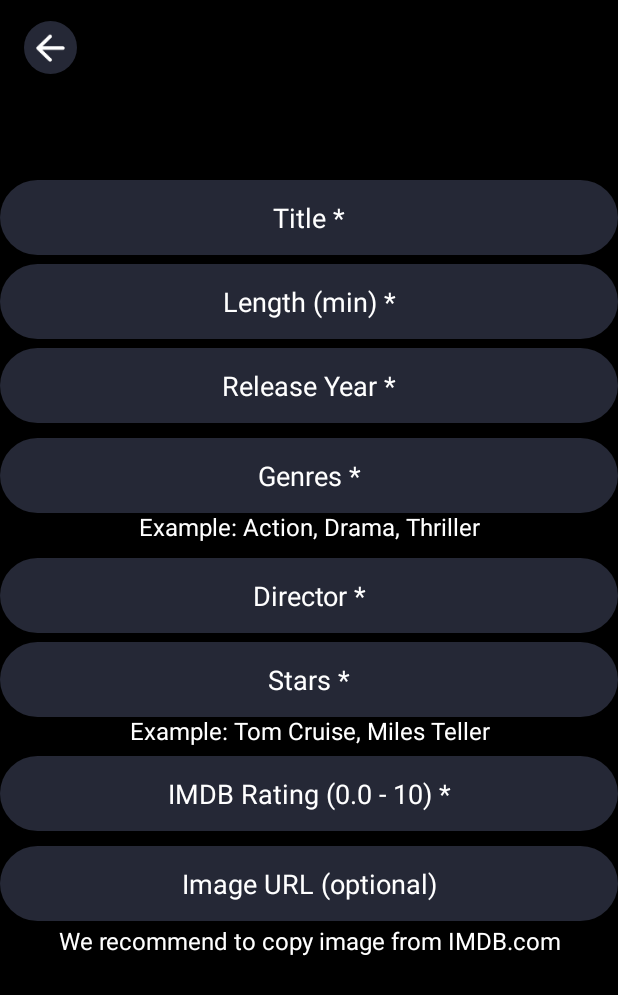
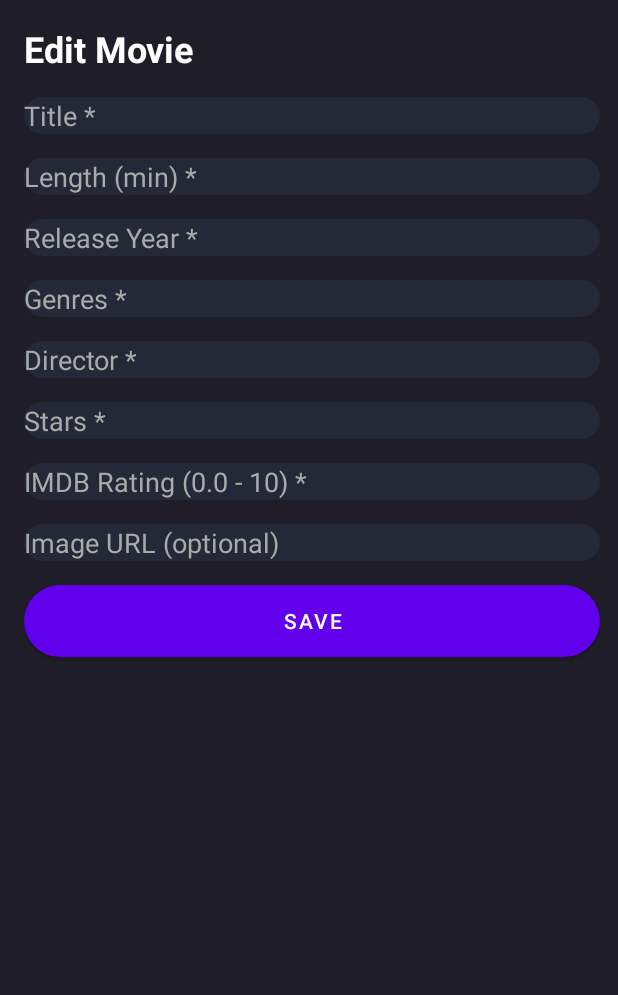
Before and after one commit to AaroInginmaa/Elokuvatietokanta, an Android app: the fragment EditMovieFragment shown on its own in the app's theme, on a phone screen of 412 x 824 dp. Shown: the top 995 px of the screen. Run offline under Robolectric (Android 15) with nearby library versions, the phone set to English and light mode, and no system bars.

Commit message:
Vitun aava oikeesti

```diff
--- a/app/src/main/java/com/example/emdb/activities/MainActivity.java
+++ b/app/src/main/java/com/example/emdb/activities/MainActivity.java
@@ -18,11 +18,11 @@ import com.example.emdb.classes.Database;
 import com.example.emdb.fragments.AddMovieFragment;
 import com.example.emdb.fragments.HomeFragment;
 import com.example.emdb.fragments.LogInFragment;
-import com.example.emdb.fragments.MoviesByGenreFragment;
 import com.example.emdb.fragments.ProfileFragment;
 import com.example.emdb.fragments.RecoverPasswordFragment;
 import com.example.emdb.fragments.SearchFragment;
 import com.example.emdb.fragments.SignUpFragment;
+import com.example.emdb.fragments.EditMovieFragment;
 import com.example.emdb.interfaces.OnButtonClickListener;
 import com.google.android.material.bottomnavigation.BottomNavigationView;
 
@@ -36,6 +36,7 @@ public class MainActivity extends AppCompatActivity implements OnButtonClickList
     private final ProfileFragment profileFragment = new ProfileFragment();
     private final LogInFragment logInFragment = new LogInFragment();
     private final SignUpFragment signUpFragment = new SignUpFragment();
+    private final EditMovieFragment editMovieFragment = new EditMovieFragment();
     private final RecoverPasswordFragment recoverPasswordFragment = new RecoverPasswordFragment();
 
     private final Client client = Client.getInstance();
@@ -137,6 +138,11 @@ public class MainActivity extends AppCompatActivity implements OnButtonClickList
     }
 
     @Override
+    public void onSaveClicked() {
+        getSupportFragmentManager().beginTransaction().replace(R.id.container, editMovieFragment).commit();
+    }
+
+    @Override
     public void onRefresh() {
         new Handler(Looper.getMainLooper()).post(() -> {
             if (database.checkConnection()) {
--- a/app/src/main/java/com/example/emdb/fragments/AddMovieFragment.java
+++ b/app/src/main/java/com/example/emdb/fragments/AddMovieFragment.java
@@ -45,8 +45,8 @@ public class AddMovieFragment extends Fragment {
         starsInput = view.findViewById(R.id.movieStarsInput);
         ratingInput = view.findViewById(R.id.movieRatingInput);
         imageUrlInput = view.findViewById(R.id.movieImageInput);
-        AppCompatButton editButton = view.findViewById(R.id.editButton);
-        editButton.setOnClickListener(v -> onSubmitButton());
+        AppCompatButton submitButton = view.findViewById(R.id.submitButton);
+        submitButton.setOnClickListener(v -> onSubmitButton());
     }
 
     private void onSubmitButton() {
--- a/app/src/main/java/com/example/emdb/fragments/EditMovieFragment.java
+++ b/app/src/main/java/com/example/emdb/fragments/EditMovieFragment.java
@@ -56,8 +56,8 @@ public class EditMovieFragment extends Fragment {
         starsInput = view.findViewById(R.id.movieStarsInput);
         ratingInput = view.findViewById(R.id.movieRatingInput);
         imageUrlInput = view.findViewById(R.id.movieImageInput);
-        AppCompatButton editButton = view.findViewById(R.id.editButton);
-        editButton.setOnClickListener(v -> onEditButton());
+        AppCompatButton saveButton = view.findViewById(R.id.saveButton);
+        saveButton.setOnClickListener(v -> onSaveButton());
     }
 
     private void populateFields(Movie movie) {
@@ -71,7 +71,7 @@ public class EditMovieFragment extends Fragment {
         imageUrlInput.setText(movie.getImage());
     }
 
-    private void onEditButton() {
+    private void onSaveButton() {
         String title = titleInput.getText().toString();
         String lengthText = lengthInput.getText().toString();
         String year = yearInput.getText().toString();
--- a/app/src/main/java/com/example/emdb/fragments/MovieDetailFragment.java
+++ b/app/src/main/java/com/example/emdb/fragments/MovieDetailFragment.java
@@ -106,7 +106,7 @@ public class MovieDetailFragment extends Fragment {
 
         FragmentManager fragmentManager = getActivity().getSupportFragmentManager();
         FragmentTransaction fragmentTransaction = fragmentManager.beginTransaction();
-        fragmentTransaction.replace(R.id.fragment_container, editMovieFragment);
+        fragmentTransaction.replace(R.id.container, editMovieFragment);
         fragmentTransaction.addToBackStack(null);
         fragmentTransaction.commit();
     }
--- a/app/src/main/java/com/example/emdb/interfaces/OnButtonClickListener.java
+++ b/app/src/main/java/com/example/emdb/interfaces/OnButtonClickListener.java
@@ -5,4 +5,5 @@ public interface OnButtonClickListener {
     void onSignUpClicked();
     void onRecoverPasswordClicked();
     void onHomeClicked();
+    void onSaveClicked();
 }
--- a/app/src/main/res/layout/fragment_edit_movie.xml
+++ b/app/src/main/res/layout/fragment_edit_movie.xml
@@ -2,172 +2,122 @@
 <androidx.constraintlayout.widget.ConstraintLayout xmlns:android="http://schemas.android.com/apk/res/android"
     xmlns:app="http://schemas.android.com/apk/res-auto"
     xmlns:tools="http://schemas.android.com/tools"
+    android:id="@+id/main"
     android:layout_width="match_parent"
     android:layout_height="match_parent"
-    android:background="@color/black">
+    android:background="@color/main_color">
 
+    <ScrollView
+        android:layout_width="416dp"
+        android:layout_height="890dp"
+        android:padding="16dp"
+        tools:layout_editor_absoluteX="-5dp">
 
-    <ImageView
-        android:id="@+id/backImage"
-        android:layout_width="35dp"
-        android:layout_height="35dp"
-        android:layout_marginStart="16dp"
-        android:background="@drawable/oval_button_background"
-        android:padding="8dp"
-        android:src="@drawable/back"
-        app:layout_constraintBottom_toBottomOf="parent"
-        app:layout_constraintStart_toStartOf="parent"
-        app:layout_constraintTop_toTopOf="parent"
-        app:layout_constraintVertical_bias="0.018" />
+        <LinearLayout
+            android:layout_width="match_parent"
+            android:layout_height="wrap_content"
+            android:orientation="vertical">
 
-    <EditText
-        android:id="@+id/movieRatingInput"
-        android:layout_width="match_parent"
-        android:layout_height="50dp"
-        android:layout_marginTop="504dp"
-        android:background="@drawable/edittext_background"
-        android:ems="10"
-        android:hint="IMDB Rating (0.0 - 10) *"
-        android:textAlignment="center"
-        android:textColor="@color/white"
-        android:textColorHint="@color/white"
-        app:layout_constraintTop_toTopOf="parent"
-        tools:layout_editor_absoluteX="-16dp" />
+            <TextView
+                android:id="@+id/textViewTitle"
+                android:layout_width="match_parent"
+                android:layout_height="wrap_content"
+                android:layout_marginBottom="16dp"
+                android:text="Edit Movie"
+                android:textColor="@android:color/white"
+                android:textSize="24sp"
+                android:textStyle="bold" />
 
-    <EditText
-        android:id="@+id/movieNameInput"
-        android:layout_width="match_parent"
-        android:layout_height="50dp"
-        android:layout_marginTop="120dp"
-        android:background="@drawable/edittext_background"
-        android:ems="10"
-        android:hint="Title *"
-        android:inputType="text"
-        android:textAlignment="center"
-        android:textColor="@color/white"
-        android:textColorHint="@color/white"
-        app:layout_constraintTop_toTopOf="parent"
-        tools:layout_editor_absoluteX="-16dp" />
+            <EditText
+                android:id="@+id/movieNameInput"
+                android:layout_width="match_parent"
+                android:layout_height="wrap_content"
+                android:layout_marginBottom="16dp"
+                android:background="@drawable/edittext_background"
+                android:hint="Title *"
+                android:textColor="@android:color/white"
+                android:textColorHint="@android:color/darker_gray" />
 
-    <EditText
-        android:id="@+id/movieLengthInput"
-        android:layout_width="match_parent"
-        android:layout_height="50dp"
-        android:layout_marginTop="176dp"
-        android:background="@drawable/edittext_background"
-        android:ems="10"
-        android:hint="Length (min) *"
-        android:textAlignment="center"
-        android:textColor="@color/white"
-        android:textColorHint="@color/white"
-        app:layout_constraintTop_toTopOf="parent"
-        tools:layout_editor_absoluteX="-16dp" />
+            <EditText
+                android:id="@+id/movieLengthInput"
+                android:layout_width="match_parent"
+                android:layout_height="wrap_content"
+                android:layout_marginBottom="16dp"
+                android:background="@drawable/edittext_background"
+                android:hint="Length (min) *"
+                android:textColor="@android:color/white"
+                android:textColorHint="@android:color/darker_gray" />
 
-    <EditText
-        android:id="@+id/movieYearInput"
-        android:layout_width="match_parent"
-        android:layout_height="50dp"
-        android:layout_marginTop="232dp"
-        android:background="@drawable/edittext_background"
-        android:ems="10"
-        android:hint="Release Year *"
-        android:textAlignment="center"
-        android:textColor="@color/white"
-        android:textColorHint="@color/white"
-        app:layout_constraintTop_toTopOf="parent"
-        tools:layout_editor_absoluteX="-16dp" />
+            <EditText
+                android:id="@+id/movieYearInput"
+                android:layout_width="match_parent"
+                android:layout_height="wrap_content"
+                android:layout_marginBottom="16dp"
+                android:background="@drawable/edittext_background"
+                android:hint="Release Year *"
+                android:textColor="@android:color/white"
+                android:textColorHint="@android:color/darker_gray" />
 
-    <EditText
-        android:id="@+id/movieGenresInput"
-        android:layout_width="match_parent"
-        android:layout_height="50dp"
-        android:layout_marginTop="292dp"
-        android:background="@drawable/edittext_background"
-        android:ems="10"
-        android:hint="Genres *"
-        android:textAlignment="center"
-        android:textColor="@color/white"
-        android:textColorHint="@color/white"
-        app:layout_constraintTop_toTopOf="parent"
-        tools:layout_editor_absoluteX="-16dp" />
+            <EditText
+                android:id="@+id/movieGenresInput"
+                android:layout_width="match_parent"
+                android:layout_height="wrap_content"
+                android:layout_marginBottom="16dp"
+                android:background="@drawable/edittext_background"
+                android:hint="Genres *"
+                android:textColor="@android:color/white"
+                android:textColorHint="@android:color/darker_gray" />
 
-    <TextView
-        android:id="@+id/textView11"
-        android:layout_width="match_parent"
-        android:layout_height="wrap_content"
-        android:layout_marginTop="340dp"
-        android:text="Example: Action, Drama, Thriller"
-        android:textAlignment="center"
-        android:textColor="@color/white"
-        android:textSize="16sp"
-        app:layout_constraintTop_toTopOf="parent"
-        tools:layout_editor_absoluteX="-16dp" />
+            <EditText
+                android:id="@+id/movieDirectorInput"
+                android:layout_width="match_parent"
+                android:layout_height="wrap_content"
+                android:layout_marginBottom="16dp"
+                android:background="@drawable/edittext_background"
+                android:hint="Director *"
+                android:textColor="@android:color/white"
+                android:textColorHint="@android:color/darker_gray" />
 
-    <EditText
-        android:id="@+id/movieDirectorInput"
-        android:layout_width="match_parent"
-        android:layout_height="50dp"
-        android:layout_marginTop="372dp"
-        android:background="@drawable/edittext_background"
-        android:ems="10"
-        android:hint="Director *"
-        android:textAlignment="center"
-        android:textColor="@color/white"
-        android:textColorHint="@color/white"
-        app:layout_constraintTop_toTopOf="parent"
-        tools:layout_editor_absoluteX="-16dp" />
+            <EditText
+                android:id="@+id/movieStarsInput"
+                android:layout_width="match_parent"
+                android:layout_height="wrap_content"
+                android:layout_marginBottom="16dp"
+                android:background="@drawable/edittext_background"
+                android:hint="Stars *"
+                android:textColor="@android:color/white"
+                android:textColorHint="@android:color/darker_gray" />
 
-    <EditText
-        android:id="@+id/movieStarsInput"
-        android:layout_width="match_parent"
-        android:layout_height="50dp"
-        android:layout_marginTop="428dp"
-        android:background="@drawable/edittext_background"
-        android:ems="10"
-        android:hint="Stars *"
-        android:textAlignment="center"
-        android:textColor="@color/white"
-        android:textColorHint="@color/white"
-        app:layout_constraintTop_toTopOf="parent"
-        tools:layout_editor_absoluteX="-16dp" />
+            <EditText
+                android:id="@+id/movieRatingInput"
+                android:layout_width="match_parent"
+                android:layout_height="wrap_content"
+                android:layout_marginBottom="16dp"
+                android:background="@drawable/edittext_background"
+                android:hint="IMDB Rating (0.0 - 10) *"
+                android:textColor="@android:color/white"
+                android:textColorHint="@android:color/darker_gray" />
 
-    <TextView
-        android:id="@+id/textView14"
-        android:layout_width="match_parent"
-        android:layout_height="wrap_content"
-        android:layout_marginTop="476dp"
-        android:text="Example: Tom Cruise, Miles Teller"
-        android:textAlignment="center"
-        android:textColor="@color/white"
-        android:textSize="16sp"
-        app:layout_constraintTop_toTopOf="parent"
-        tools:layout_editor_absoluteX="-16dp" />
+            <EditText
+                android:id="@+id/movieImageInput"
+                android:layout_width="match_parent"
+                android:layout_height="wrap_content"
+                android:layout_marginBottom="16dp"
+                android:background="@drawable/edittext_background"
+                android:hint="Image URL (optional)"
+                android:textColor="@android:color/white"
+                android:textColorHint="@android:color/darker_gray" />
 
-    <TextView
-        android:id="@+id/textView13"
-        android:layout_width="match_parent"
-        android:layout_height="wrap_content"
-        android:layout_marginTop="616dp"
-        android:text="We recommend to copy image from IMDB.com"
-        android:textAlignment="center"
-        android:textColor="@color/white"
-        android:textSize="16sp"
-        app:layout_constraintTop_toTopOf="parent"
-        tools:layout_editor_absoluteX="-16dp" />
+            <Button
+                android:id="@+id/saveButton"
+                android:layout_width="match_parent"
+                android:layout_height="wrap_content"
+                android:layout_marginBottom="16dp"
+                android:background="@drawable/orange_button_background"
+                android:text="Save"
+                android:textColor="@android:color/white" />
 
-    <EditText
-        android:id="@+id/movieImageInput"
-        android:layout_width="match_parent"
-        android:layout_height="50dp"
-        android:layout_marginTop="564dp"
-        android:background="@drawable/edittext_background"
-        android:ems="10"
-        android:hint="Image URL (optional)"
-        android:textAlignment="center"
-        android:textColor="@color/white"
-        android:textColorHint="@color/white"
-        app:layout_constraintTop_toTopOf="parent"
-        tools:layout_editor_absoluteX="-16dp" />
-
+        </LinearLayout>
+    </ScrollView>
 
 </androidx.constraintlayout.widget.ConstraintLayout>
--- a/app/src/main/res/layout/fragment_movie_detail.xml
+++ b/app/src/main/res/layout/fragment_movie_detail.xml
@@ -21,15 +21,6 @@
             android:layout_width="match_parent"
             android:layout_height="wrap_content"
             android:orientation="vertical">
-
-            <FrameLayout
-                android:id="@+id/fragment_container"
-                android:layout_width="match_parent"
-                android:layout_height="match_parent"
-                app:layout_constraintBottom_toBottomOf="parent"
-                app:layout_constraintEnd_toEndOf="parent"
-                app:layout_constraintStart_toStartOf="parent"
-                app:layout_constraintTop_toTopOf="parent" />
 
             <ImageView
                 android:id="@+id/detailImage"
@@ -205,7 +196,6 @@
                 android:layout_width="wrap_content"
                 android:layout_height="wrap_content"
                 android:layout_marginStart="320dp"
-                android:layout_marginTop="-100dp"
                 android:background="@drawable/orange_button_background"
                 android:text="Edit"
                 android:textColor="@color/white"
@@ -214,7 +204,7 @@
                 app:layout_constraintEnd_toEndOf="parent"
                 app:layout_constraintHorizontal_bias="0.0"
                 app:layout_constraintStart_toStartOf="parent"
-                app:layout_constraintTop_toBottomOf="@id/detailStars" />
+                tools:layout_editor_absoluteY="54dp" />
 
         </androidx.constraintlayout.widget.ConstraintLayout>
 
```
